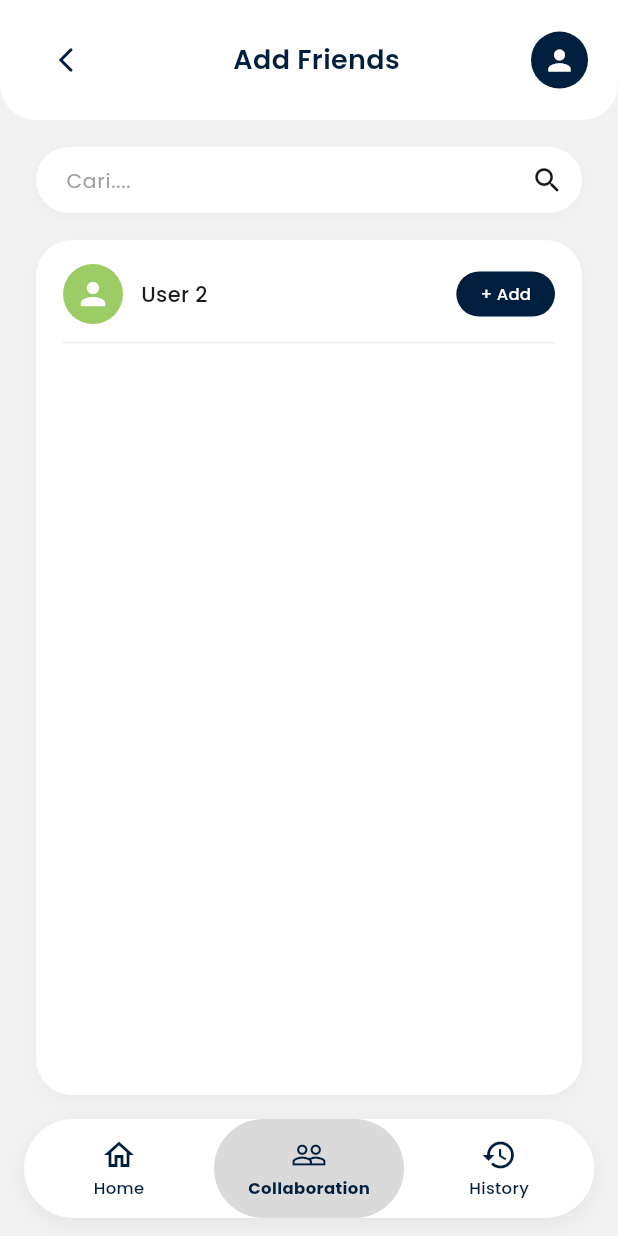
After one commit to SahabatTuli/SahabatTuli-FE, a Flutter app: the AddFriendPage screen opened directly, on a phone screen of 412 x 824 dp. The commit adds this screen. Run offline on Flutter 3.47's test engine with Material 3 defaults, Android fonts, the phone set to English and light mode, and no system bars; our stand-ins replace flutter_tts, font_awesome_flutter, speech_to_text.

Commit message:
fix: change font to Poppins and add friend page

```diff
--- a/lib/main.dart
+++ b/lib/main.dart
@@ -15,7 +15,7 @@ class MyApp extends StatelessWidget {
       debugShowCheckedModeBanner: false,
       theme: ThemeData(
         useMaterial3: true,
-        fontFamily: 'Inter',
+        fontFamily: 'Poppins',
       ),
       home: const WelcomePage(),
     );
--- /dev/null
+++ b/lib/pages/add_friend_page.dart
@@ -0,0 +1,309 @@
+import 'package:flutter/material.dart';
+
+import '../theme/app_colors.dart';
+import '../widgets/custom_button_nav.dart';
+import 'profile_page.dart';
+
+class AddFriendPage extends StatefulWidget {
+  const AddFriendPage({super.key});
+
+  @override
+  State<AddFriendPage> createState() => _AddFriendPageState();
+}
+
+class _AddFriendPageState extends State<AddFriendPage> {
+  final TextEditingController _searchController = TextEditingController();
+
+  final List _allUsers = [
+    {
+      'id': '2',
+      'name': 'User 2',
+      'isAdded': false,
+    },
+  ];
+
+  String _searchQuery = '';
+
+  @override
+  void dispose() {
+    _searchController.dispose();
+    super.dispose();
+  }
+
+  List get _filteredUsers {
+    if (_searchQuery.trim().isEmpty) return _allUsers;
+    return _allUsers.where((user) {
+      final name = user['name'].toString().toLowerCase();
+      return name.contains(_searchQuery.trim().toLowerCase());
+    }).toList();
+  }
+
+  void _toggleAddFriend(Map user) {
+    setState(() {
+      user['isAdded'] = !(user['isAdded'] as bool);
+    });
+
+    final added = user['isAdded'] as bool;
+    ScaffoldMessenger.of(context).showSnackBar(
+      SnackBar(
+        content: Text(
+          added
+              ? '${user['name']} ditambahkan ke daftar teman'
+              : '${user['name']} dihapus dari daftar teman',
+        ),
+        duration: const Duration(seconds: 2),
+      ),
+    );
+  }
+
+  @override
+  Widget build(BuildContext context) {
+    final users = _filteredUsers;
+
+    return Scaffold(
+      backgroundColor: const Color(0xFFF2F2F2),
+      body: SafeArea(
+        bottom: false,
+        child: Column(
+          children: [
+            // --- HEADER PUTIH MELENGKUNG ---
+            Container(
+              padding: const EdgeInsets.symmetric(horizontal: 20, vertical: 16),
+              decoration: const BoxDecoration(
+                color: Colors.white,
+                borderRadius: BorderRadius.vertical(
+                  bottom: Radius.circular(24),
+                ),
+              ),
+              child: Row(
+                mainAxisAlignment: MainAxisAlignment.spaceBetween,
+                children: [
+                  IconButton(
+                    onPressed: () => Navigator.pop(context),
+                    icon: const Icon(
+                      Icons.arrow_back_ios_new_rounded,
+                      color: AppColors.navy,
+                      size: 20,
+                    ),
+                  ),
+                  const Text(
+                    'Add Friends',
+                    style: TextStyle(
+                      color: AppColors.navy,
+                      fontSize: 18,
+                      fontWeight: FontWeight.w600,
+                    ),
+                  ),
+                  GestureDetector(
+                    onTap: () {
+                      Navigator.push(
+                        context,
+                        MaterialPageRoute(
+                          builder: (context) => const ProfilePage(),
+                        ),
+                      );
+                    },
+                    child: Container(
+                      width: 38,
+                      height: 38,
+                      decoration: const BoxDecoration(
+                        color: AppColors.navy,
+                        shape: BoxShape.circle,
+                      ),
+                      child: const Icon(
+                        Icons.person,
+                        color: AppColors.white,
+                        size: 22,
+                      ),
+                    ),
+                  ),
+                ],
+              ),
+            ),
+
+            const SizedBox(height: 18),
+
+            // --- SEARCH BAR PILL ---
+            Padding(
+              padding: const EdgeInsets.symmetric(horizontal: 24),
+              child: Container(
+                height: 44,
+                padding: const EdgeInsets.only(left: 20, right: 12),
+                decoration: BoxDecoration(
+                  color: Colors.white,
+                  borderRadius: BorderRadius.circular(30),
+                  boxShadow: [
+                    BoxShadow(
+                      color: Colors.black.withOpacity(0.03),
+                      blurRadius: 8,
+                      offset: const Offset(0, 2),
+                    ),
+                  ],
+                ),
+                child: Row(
+                  children: [
+                    Expanded(
+                      child: TextField(
+                        controller: _searchController,
+                        onChanged: (value) {
+                          setState(() => _searchQuery = value);
+                        },
+                        style: const TextStyle(
+                          color: AppColors.textDark,
+                          fontSize: 13.5,
+                        ),
+                        decoration: InputDecoration(
+                          hintText: 'Cari....',
+                          hintStyle: TextStyle(
+                            color: Colors.grey.shade500,
+                            fontSize: 13.5,
+                          ),
+                          border: InputBorder.none,
+                          isDense: true,
+                          contentPadding: EdgeInsets.zero,
+                        ),
+                      ),
+                    ),
+                    const Icon(
+                      Icons.search_rounded,
+                      color: AppColors.textDark,
+                      size: 22,
+                    ),
+                  ],
+                ),
+              ),
+            ),
+
+            const SizedBox(height: 18),
+
+            // --- CONTAINER PUTIH DAFTAR PENGGUNA ---
+            Expanded(
+              child: Padding(
+                padding: const EdgeInsets.fromLTRB(24, 0, 24, 16),
+                child: Container(
+                  width: double.infinity,
+                  padding: const EdgeInsets.fromLTRB(18, 16, 18, 16),
+                  decoration: BoxDecoration(
+                    color: Colors.white,
+                    borderRadius: BorderRadius.circular(24),
+                    boxShadow: [
+                      BoxShadow(
+                        color: Colors.black.withOpacity(0.03),
+                        blurRadius: 10,
+                        offset: const Offset(0, 4),
+                      ),
+                    ],
+                  ),
+                  child: users.isEmpty
+                      ? Center(
+                          child: Text(
+                            'Pengguna tidak ditemukan',
+                            style: TextStyle(
+                              color: Colors.grey.shade500,
+                              fontSize: 13,
+                            ),
+                          ),
+                        )
+                      : ListView.separated(
+                          itemCount: users.length,
+                          separatorBuilder: (_, __) => Divider(
+                            color: Colors.grey.shade200,
+                            height: 24,
+                            thickness: 1,
+                          ),
+                          itemBuilder: (context, index) {
+                            final user = users[index] as Map;
+                            final isAdded = user['isAdded'] as bool;
+
+                            return Column(
+                              children: [
+                                Row(
+                                  children: [
+                                    // Avatar Hijau Muda
+                                    Container(
+                                      width: 40,
+                                      height: 40,
+                                      decoration: const BoxDecoration(
+                                        color: Color(0xFF9CCC65),
+                                        shape: BoxShape.circle,
+                                      ),
+                                      child: const Icon(
+                                        Icons.person,
+                                        color: Colors.white,
+                                        size: 24,
+                                      ),
+                                    ),
+                                    const SizedBox(width: 12),
+                                    // Nama User
+                                    Expanded(
+                                      child: Text(
+                                        user['name'].toString(),
+                                        style: const TextStyle(
+                                          color: AppColors.textDark,
+                                          fontSize: 14,
+                                          fontWeight: FontWeight.w500,
+                                        ),
+                                      ),
+                                    ),
+                                    // Tombol + Add
+                                    SizedBox(
+                                      height: 30,
+                                      child: ElevatedButton(
+                                        onPressed: () => _toggleAddFriend(user),
+                                        style: ElevatedButton.styleFrom(
+                                          backgroundColor: isAdded
+                                              ? Colors.grey.shade400
+                                              : AppColors.navy,
+                                          elevation: 0,
+                                          padding: const EdgeInsets.symmetric(
+                                            horizontal: 16,
+                                          ),
+                                          shape: RoundedRectangleBorder(
+                                            borderRadius:
+                                                BorderRadius.circular(20),
+                                          ),
+                                        ),
+                                        child: Text(
+                                          isAdded ? 'Added' : '+ Add',
+                                          style: const TextStyle(
+                                            color: Colors.white,
+                                            fontSize: 11,
+                                            fontWeight: FontWeight.w500,
+                                          ),
+                                        ),
+                                      ),
+                                    ),
+                                  ],
+                                ),
+                                const SizedBox(height: 12),
+                                Divider(
+                                  color: Colors.grey.shade200,
+                                  height: 1,
+                                  thickness: 1,
+                                ),
+                              ],
+                            );
+                          },
+                        ),
+                ),
+              ),
+            ),
+          ],
+        ),
+      ),
+      bottomNavigationBar: SafeArea(
+        top: false,
+        child: Padding(
+          padding: const EdgeInsets.fromLTRB(16, 0, 16, 12),
+          child: CustomBottomNav(
+            currentIndex: 1,
+            onTap: (index) {
+              // Kembali ke halaman utama / tab yang dipilih
+              Navigator.pop(context);
+            },
+          ),
+        ),
+      ),
+    );
+  }
+}
--- a/lib/pages/collaboration_page.dart
+++ b/lib/pages/collaboration_page.dart
@@ -1,5 +1,6 @@
 import 'package:flutter/material.dart';
 import '../theme/app_colors.dart';
+import 'add_friend_page.dart';
 import 'profile_page.dart';
 
 class CollaborationPage extends StatefulWidget {
@@ -199,7 +200,12 @@ class _CollaborationPageState extends State<CollaborationPage> {
                     const SizedBox(height: 18),
                     ElevatedButton(
                       onPressed: () {
-                        // TODO: Logika Tambah Teman
+                        Navigator.push(
+                          context,
+                          MaterialPageRoute(
+                            builder: (context) => const AddFriendPage(),
+                          ),
+                        );
                       },
                       style: ElevatedButton.styleFrom(
                         backgroundColor: AppColors.navy,
--- a/lib/widgets/home_chat_view.dart
+++ b/lib/widgets/home_chat_view.dart
@@ -376,7 +376,7 @@ class _HomeChatViewState extends State<HomeChatView> {
                   mainAxisAlignment: MainAxisAlignment.spaceBetween,
                   children: [
                     Image.asset(
-                      'assets/images/LogoAPP.webp',
+                      'assets/images/LogoAPP2.webp',
                       height: 32,
                       fit: BoxFit.contain,
                     ),
```
Also changed, not shown: pubspec.yaml (+9 -3 lines), assets/fonts/Poppins-Bold.ttf (added), assets/fonts/Poppins-Light.ttf (added), assets/fonts/Poppins-Medium.ttf (added), assets/fonts/Poppins-Regular.ttf (added), assets/fonts/Poppins-SemiBold.ttf (added), assets/images/LogoAPP2.webp (added).
